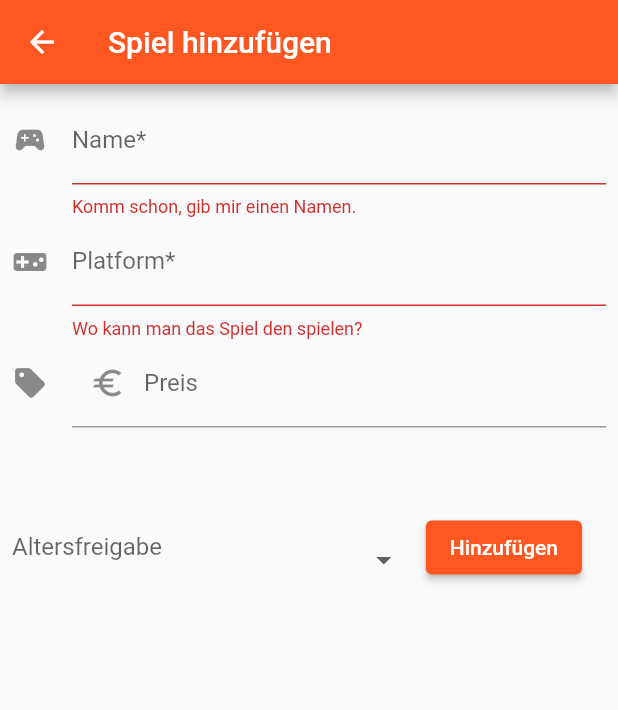
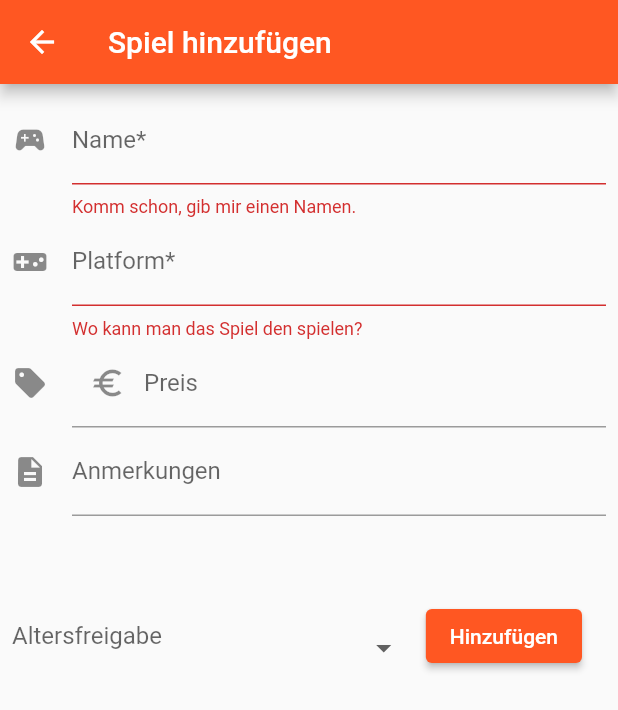
Before and after one commit to PhiliGuertler/pile-of-shame, a Flutter app: the AddGameScreen screen opened directly, after a tap on "Hinzufügen", on a phone screen of 412 x 824 dp. Shown: the top 710 px of the screen. Run offline on Flutter 3.47's test engine with Material 2 defaults, Android fonts, the phone set to English and light mode, and no system bars; our stand-ins replace dropdown_button2, transparent_image.

Commit message:
addition and details now display notes of a game

```diff
--- a/pile_of_shame/lib/src/screens/game_addition.dart
+++ b/pile_of_shame/lib/src/screens/game_addition.dart
@@ -69,6 +69,7 @@ class _AddGameScreenState extends State<AddGameScreen> {
   String? _selectedPlatform;
   String? _selectedName;
   double? _selectedPrice;
+  String? _selectedNotes;
 
   @override
   Widget build(BuildContext context) {
@@ -151,6 +152,16 @@ class _AddGameScreenState extends State<AddGameScreen> {
                 },
                 keyboardType: TextInputType.number,
               ),
+              TextFormField(
+                decoration: const InputDecoration(
+                  icon: Icon(Icons.description),
+                  labelText: 'Anmerkungen',
+                  hintText: 'Ausgeliehen, inkl. DLC, ...',
+                ),
+                onChanged: (value) {
+                  _selectedNotes = value;
+                },
+              ),
               Center(
                 child: Row(
                   children: [
@@ -194,20 +205,22 @@ class _AddGameScreenState extends State<AddGameScreen> {
                     Container(
                       padding: const EdgeInsets.all(16.0),
                       child: ElevatedButton(
-                        onPressed: () async {
+                        onPressed: () {
                           // Validate returns true if the form is valid, or false otherwise.
                           if (_formKey.currentState!.validate()) {
                             final Game game = Game(
                               title: _selectedName!,
                               platform: _selectedPlatform!,
                               price: _selectedPrice,
-                                ageRestriction: _selectedAge);
+                              ageRestriction: _selectedAge,
+                              notes: _selectedNotes,
+                            );
 
                             // get the list of games from storage
-                            final gameList = await Storage().readGames();
+                            Storage().readGames().then((gameList) {
                               gameList.add(game);
-                            await Storage().writeGames(gameList);
-
+                              Storage().writeGames(gameList).then(
+                                (value) {
                                   ScaffoldMessenger.of(context).showSnackBar(
                                     SnackBar(
                                         content: Text(
@@ -215,6 +228,9 @@ class _AddGameScreenState extends State<AddGameScreen> {
                                   );
 
                                   Navigator.pop(context);
+                                },
+                              );
+                            });
                           }
                         },
                         child: const Text('Hinzufügen'),
--- a/pile_of_shame/lib/src/screens/game_details.dart
+++ b/pile_of_shame/lib/src/screens/game_details.dart
@@ -108,6 +108,8 @@ class _GameDetailsState extends State<GameDetails> {
                             AgeRestrictions.getAgeRestrictionText(
                                 snapshot.data!.ageRestriction ??
                                     AgeRestriction.unknown)),
+                      if (snapshot.hasData && snapshot.data!.notes != null)
+                        Pair('Anmerkungen', snapshot.data!.notes!),
                       if (snapshot.hasData)
                         Pair('Favorisiert',
                             snapshot.data!.isFavourite ? 'Ja' : 'Nein'),
```
Lines whose indentation alone changed are shown as unchanged.
